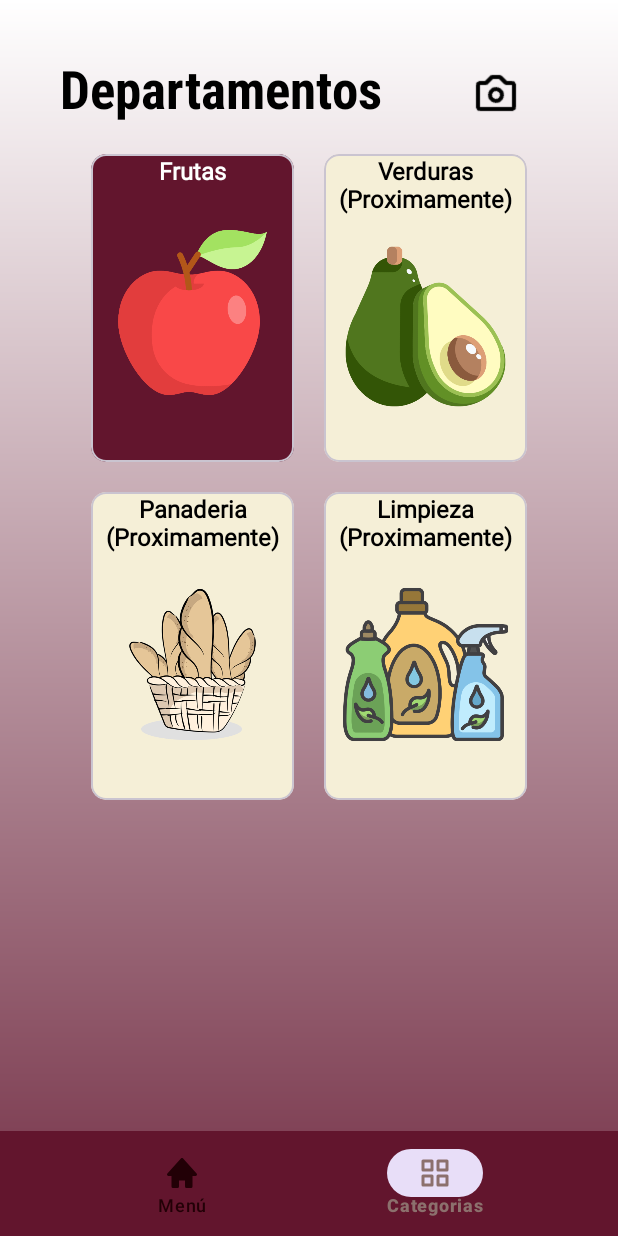
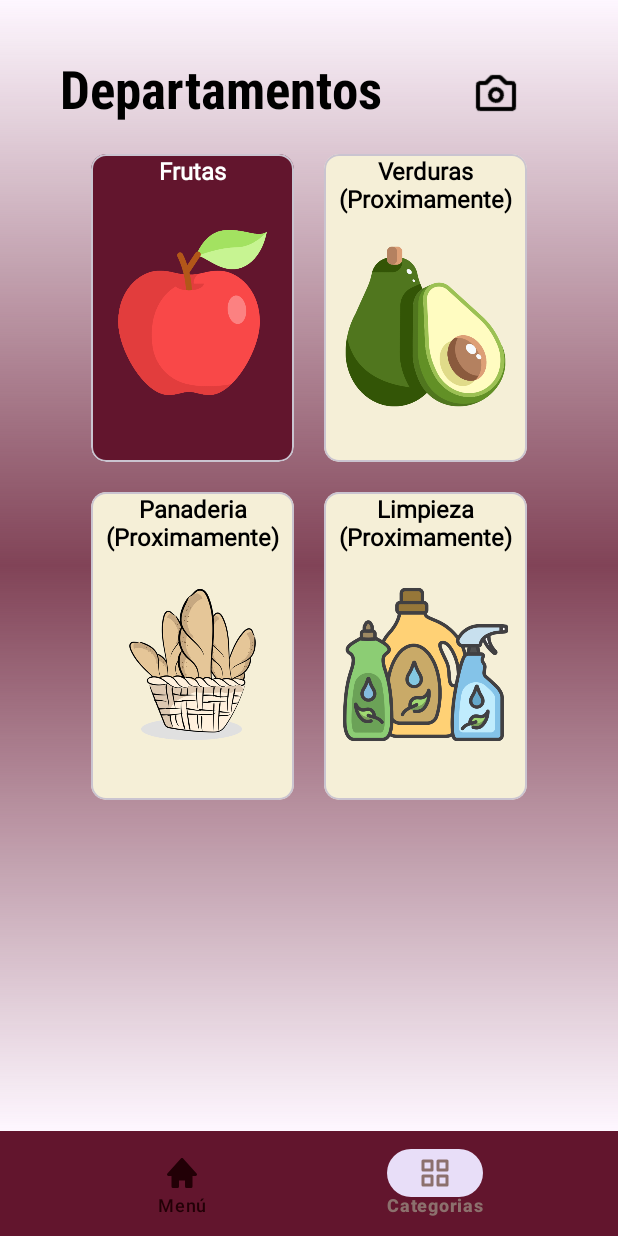
Before and after one commit to JonathanOlivares/Poli-Carrito, an Android app: the CategoriasFragment screen opened through its navigation route, on a phone screen of 412 x 824 dp. Run offline under Robolectric (Android 15) with nearby library versions, the phone set to English and light mode, and no system bars; our stand-ins replace navigation-ui.

```diff
--- /dev/null
+++ b/app/src/main/res/drawable/background_gradient2.xml
@@ -0,0 +1,12 @@
+<?xml version="1.0" encoding="utf-8"?>
+<shape
+    xmlns:android="http://schemas.android.com/apk/res/android">
+    <gradient
+        android:startColor="#00000000"
+    android:centerColor="#814357"
+    android:endColor="#00000000"
+    android:angle="90"
+    android:type="linear"
+    android:centerY="0.5"
+    />
+</shape>
--- a/app/src/main/res/layout/activity_login.xml
+++ b/app/src/main/res/layout/activity_login.xml
@@ -7,7 +7,7 @@
     android:id="@+id/LinearLayout_Base"
     android:layout_width="match_parent"
     android:layout_height="match_parent"
-    android:background="#FFFFFF"
+    android:background="@drawable/background_gradient"
     android:orientation="vertical">
 
     <ScrollView
--- a/app/src/main/res/layout/fragment_categorias.xml
+++ b/app/src/main/res/layout/fragment_categorias.xml
@@ -6,7 +6,7 @@
     android:id="@+id/LinearLayout_Base"
     android:layout_width="match_parent"
     android:layout_height="match_parent"
-    android:background="@drawable/background_gradient"
+    android:background="@drawable/background_gradient2"
     android:orientation="vertical">
 
     <ScrollView
```
